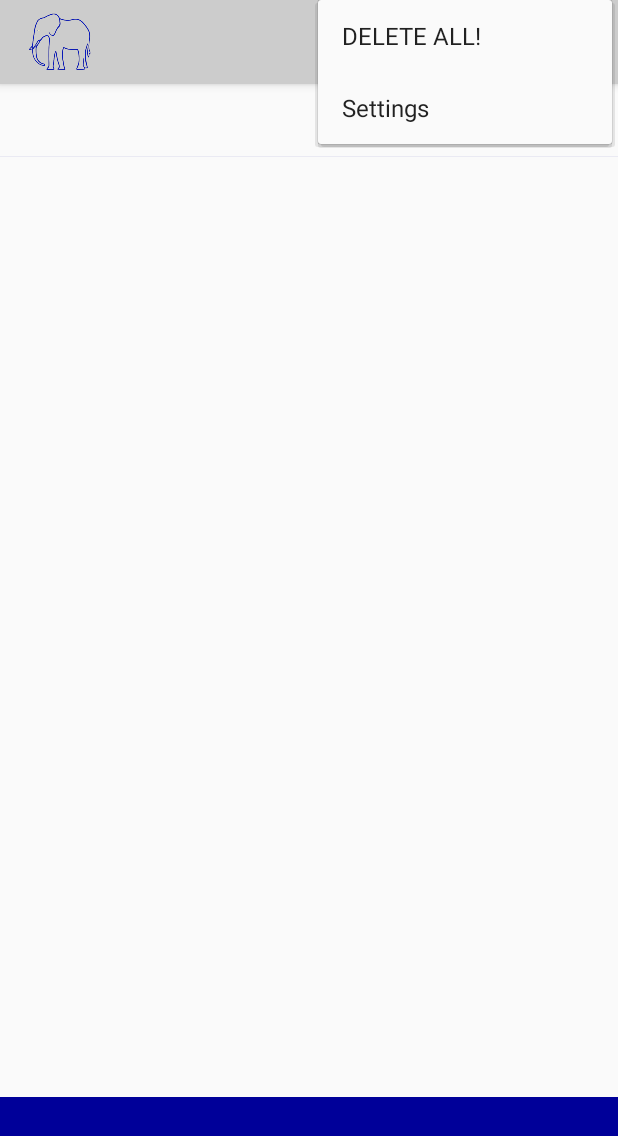
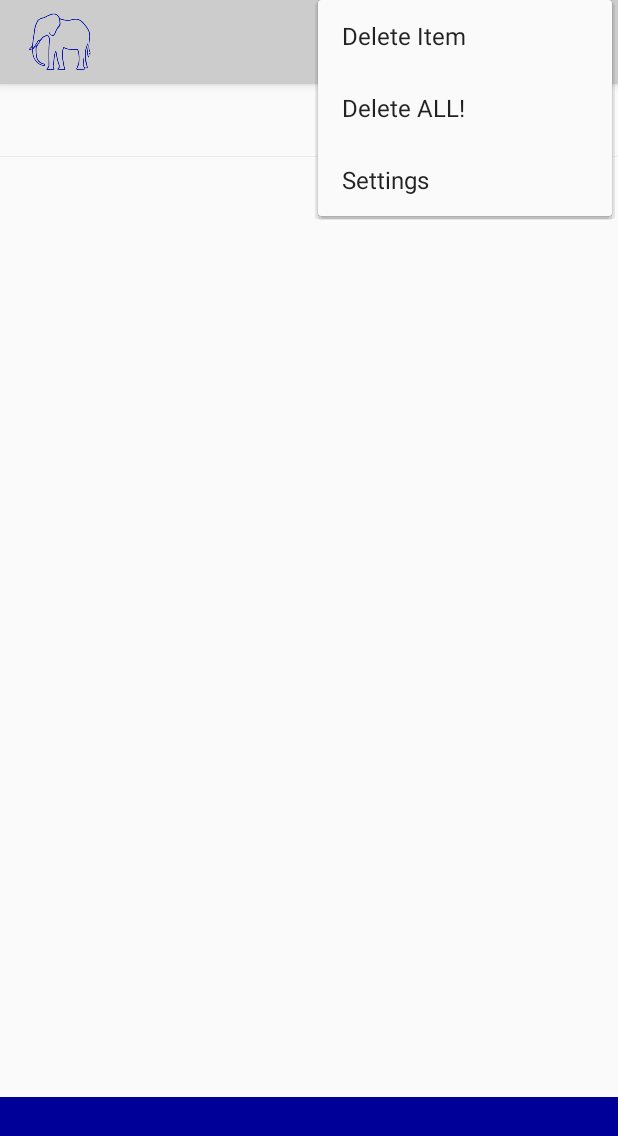
Before and after one commit to burkely/My-First-Android-App, an Android app: the DisplayNotesActivity screen opened directly, with no data from a screen before it, with the options menu open, on a phone screen of 412 x 824 dp. Shown: the top 1136 px of the screen. Run offline under Robolectric (Android 15) with nearby library versions, the phone set to English and light mode, and no system bars.

Commit message:
added done button to soft keyboard. added delete item instructions in action overflow also.

```diff
--- a/app/src/main/java/com/lydia/mynote2self/DisplayNotesActivity.java
+++ b/app/src/main/java/com/lydia/mynote2self/DisplayNotesActivity.java
@@ -66,6 +66,10 @@ public class DisplayNotesActivity extends AppCompatActivity {
         int id = item.getItemId();
 
         switch (id) {
+            case R.id.deleteOne:
+                deleteItem();
+                break;
+
             case R.id.deleteAll:
                 deleteAll();
                 break;
@@ -78,24 +82,34 @@ public class DisplayNotesActivity extends AppCompatActivity {
         return super.onOptionsItemSelected(item);
     }
 
-    /**
-     * Called when the user clicks the Delete button
 
-    public void deleteNotes(View view) {
-        //clear prefs
-        SharedPreferences prefs = getSharedPreferences("com.example.notetoself.notes",
-                Context.MODE_PRIVATE);
-        prefs.edit().clear().commit();
 
-        //clear our current list
-        MainApp myApplication = (MainApp) getApplicationContext();
-        myApplication.clearList();
+    public void deleteItem() {
+        AlertDialog.Builder alertDialogBuilder = new AlertDialog.Builder(
+                context);
 
-        ListView listView1 = (ListView) findViewById(R.id.listView1);
-        listView1.setAdapter(null);
+        // set title
+        alertDialogBuilder.setTitle("Delete List Item");
+
+        alertDialogBuilder
+                .setMessage("To Delete one list item at a time:  tap it three times")
+                //sets whether this dialog is cancelable with the back button
+                .setCancelable(true)
+                .setPositiveButton("Okay, got it", new DialogInterface.OnClickListener() {
+                    public void onClick(DialogInterface dialog, int id) {
+                        // if this button is clicked: clear dialog
+                        dialog.cancel();
 
                     }
-}*/
+                });
+
+        // create alert dialog
+        AlertDialog alertDialog = alertDialogBuilder.create();
+
+        // show it
+        alertDialog.show();
+    } //end of deleteItem()
+
 
     public void deleteAll() {
         AlertDialog.Builder alertDialogBuilder = new AlertDialog.Builder(
@@ -107,10 +121,11 @@ public class DisplayNotesActivity extends AppCompatActivity {
         // set dialog message
         alertDialogBuilder
                 .setMessage("Are you SURE you want to delete all of these important notes?")
+                //sets whether this dialog is cancelable with the back button
                 .setCancelable(false)
                 .setPositiveButton("Yes, definitely", new DialogInterface.OnClickListener() {
                     public void onClick(DialogInterface dialog, int id) {
-                            // if this button is clicked
+                        // if this button is clicked: clear prefs
                         SharedPreferences prefs = getSharedPreferences("com.example.notetoself.notes",
                                 Context.MODE_PRIVATE);
                         prefs.edit().clear().commit();
@@ -137,5 +152,6 @@ public class DisplayNotesActivity extends AppCompatActivity {
 
         // show it
         alertDialog.show();
-        }
-}
+    } //end of deleteAll()
+
+} // end of class
--- a/app/src/main/res/layout/activity_add_note.xml
+++ b/app/src/main/res/layout/activity_add_note.xml
@@ -23,7 +23,8 @@
         <EditText
             android:id="@+id/edit_message"
             android:hint="@string/edit_message"
-            android:imeOptions="actionDone"
+
+            android:singleLine="true"
 
             android:layout_weight="0.8"
             android:layout_width="0dp"
--- a/app/src/main/res/menu/menu_display_notes.xml
+++ b/app/src/main/res/menu/menu_display_notes.xml
@@ -10,8 +10,14 @@
         app:showAsAction="always" />
 
     <item
+        android:id="@+id/deleteOne"
+        android:title="Delete Item"
+        android:orderInCategory="80"
+        app:showAsAction="never" />
+
+    <item
         android:id="@+id/deleteAll"
-        android:title="@string/delete_notes"
+        android:title="@string/delete_all_notes"
         android:icon="@mipmap/delete_notes"
         android:orderInCategory="90"
         app:showAsAction="never" />
--- a/app/src/main/res/values/strings.xml
+++ b/app/src/main/res/values/strings.xml
@@ -12,7 +12,8 @@
     <string name="title_activity_display_notes">Don\'t Forget..</string>
 
     <string name="add_more_notes">Add More Notes + </string>
-    <string name="delete_notes">DELETE ALL! </string>
+    <string name="delete_all_notes">Delete ALL! </string>
+    <string name="delete_one_note">Delete Item</string>>
     <string name="title_activity_add_notes">AddNotesActivity</string>
 
     <string name="hello_world">Hello world!</string>
```
Lines whose indentation alone changed are shown as unchanged.
